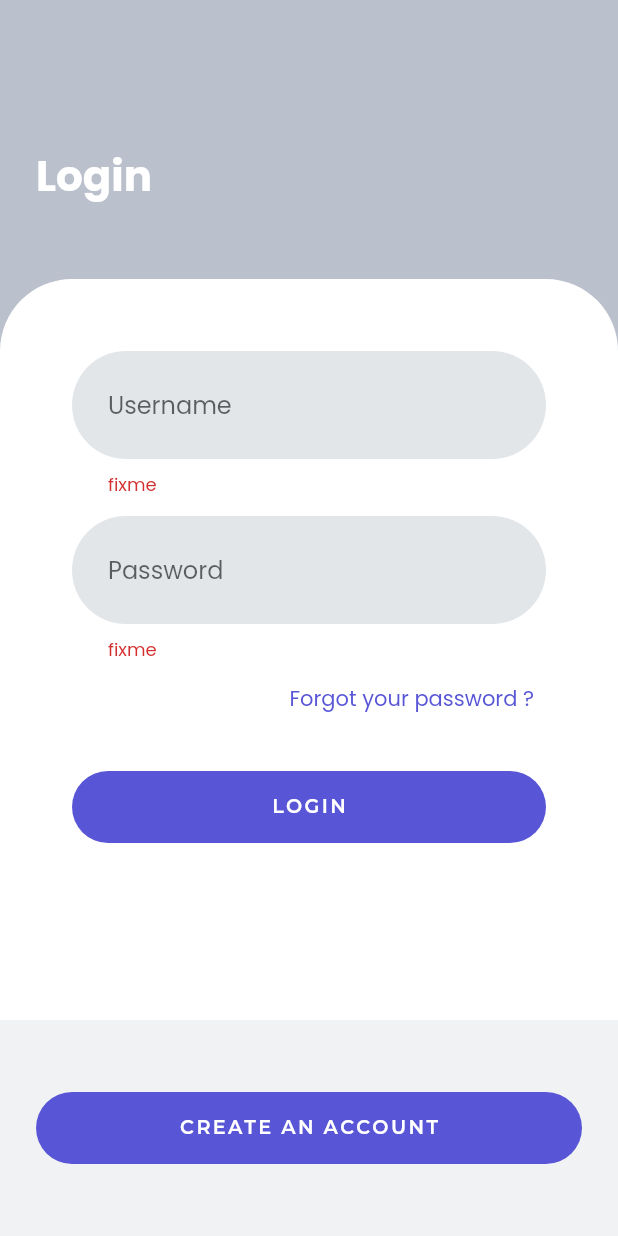
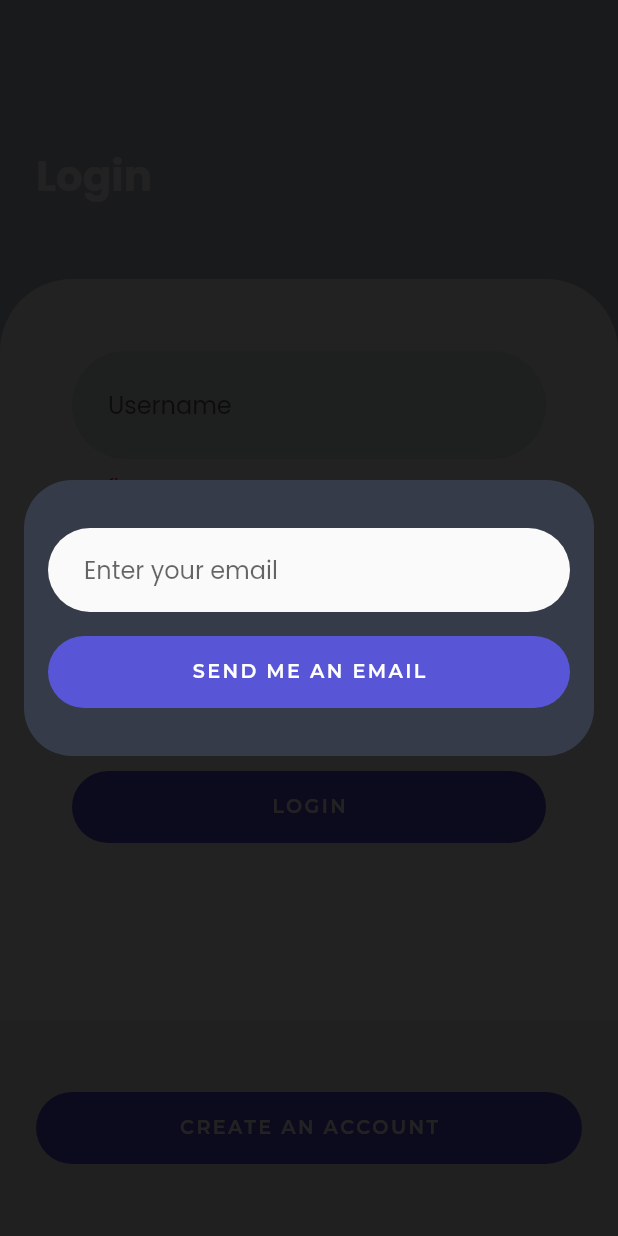
Before and after one commit to PaxTiz/flutter_planets, a Flutter app: the screen it shows after launch, after a tap on "Forgot your password ?", on a phone screen of 412 x 824 dp. Run offline on Flutter 3.47's test engine with Material 2 defaults, Android fonts, the phone set to English and light mode, and no system bars; our stand-ins replace dio, hive, hive_flutter; accounts and stored records are empty; project files that could hold a hidden picture were left out.

Commit message:
Start working on reset password form

```diff
--- /dev/null
+++ b/lib/components/auth/forgot_password_dialog.dart
@@ -0,0 +1,91 @@
+import 'package:flutter/material.dart';
+import 'package:provider/provider.dart';
+
+import '../../config/config.dart';
+import '../../core/stores/auth_store.dart';
+import '../custom_button.dart';
+
+class ForgotPasswordDialog extends StatelessWidget {
+  final _formKey = GlobalKey<FormState>();
+  final _emailController = TextEditingController();
+
+  void _sendResetCodeTo(BuildContext context) {
+    if (_formKey.currentState!.validate()) {
+      context.read<AuthStore>().sendResetCodeTo(_emailController.text);
+    }
+  }
+
+  void _verifyResetCode(BuildContext context, String code) async {
+    if (await context.read<AuthStore>().verifyResetCode(code)) {
+      // Show reset password form
+    } else {
+      // Show error message
+    }
+  }
+
+  void _resetPassword(BuildContext context) async {
+    if (await context.read<AuthStore>().resetPassword('')) {
+      // Show success message and ask for login
+    } else {
+      // Show error message
+    }
+  }
+
+  @override
+  Widget build(BuildContext context) {
+    final _spacing = kSpacing(2);
+    return Center(
+      child: Container(
+        width: double.infinity,
+        padding:
+            EdgeInsets.symmetric(horizontal: _spacing, vertical: _spacing * 2),
+        margin: EdgeInsets.all(_spacing),
+        decoration: BoxDecoration(
+          color: Theme.of(context).cardTheme.color,
+          borderRadius: BorderRadius.circular(_spacing * 2),
+        ),
+        child: Form(
+          key: _formKey,
+          child: Column(
+            mainAxisSize: MainAxisSize.min,
+            crossAxisAlignment: CrossAxisAlignment.start,
+            children: [
+              Material(
+                borderRadius: BorderRadius.circular(_spacing * 2),
+                child: TextFormField(
+                  controller: _emailController,
+                  keyboardType: TextInputType.emailAddress,
+                  validator: (value) =>
+                      (value == null || value.isEmpty || !value.contains('@'))
+                          ? 'Please enter a valid email address\n'
+                          : null,
+                  decoration: InputDecoration(
+                    filled: false,
+                    fillColor: CustomColors.lightGray.withOpacity(.2),
+                    hintText: 'Enter your email',
+                    errorMaxLines: 2,
+                    contentPadding: EdgeInsets.symmetric(
+                      vertical: _spacing,
+                      horizontal: _spacing * 1.5,
+                    ),
+                    border: UnderlineInputBorder(
+                      borderSide: BorderSide.none,
+                      borderRadius: BorderRadius.circular(_spacing * 2),
+                    ),
+                  ),
+                ),
+              ),
+              SizedBox(height: _spacing),
+              CustomButton(
+                onClick: () => _sendResetCodeTo(context),
+                text: 'Send me an email',
+                full: true,
+                padding: EdgeInsets.symmetric(vertical: 16, horizontal: 0),
+              ),
+            ],
+          ),
+        ),
+      ),
+    );
+  }
+}
--- a/lib/components/auth/login_form.dart
+++ b/lib/components/auth/login_form.dart
@@ -4,6 +4,7 @@ import 'package:provider/provider.dart';
 import '../../config/constants.dart';
 import '../../core/stores/auth_store.dart';
 import '../custom_button.dart';
+import 'forgot_password_dialog.dart';
 
 class LoginForm extends StatelessWidget {
   final double spacing;
@@ -22,6 +23,14 @@ class LoginForm extends StatelessWidget {
         Constants.navigatorKey.currentState?.pushNamed('/');
       }
     }
+  }
+
+  void _showForgotPasswordModal(BuildContext context) {
+    showDialog(
+      context: context,
+      builder: (ctx) => ForgotPasswordDialog(),
+      barrierColor: Colors.black87,
+    );
   }
 
   @override
@@ -69,7 +78,7 @@ class LoginForm extends StatelessWidget {
           Align(
             alignment: Alignment.centerRight,
             child: TextButton(
-              onPressed: () {},
+              onPressed: () => _showForgotPasswordModal(context),
               child: Text(
                 'Forgot your password ?',
                 style: TextStyle(color: CustomColors.buttonColor),
--- a/lib/config/constants.dart
+++ b/lib/config/constants.dart
@@ -13,6 +13,7 @@ abstract class CustomColors {
   static final lightBlue = Color.fromARGB(255, 72, 219, 251);
 
   static final darkBlue = Color.fromARGB(255, 34, 47, 62);
+  static final extraDarkBlue = Color.fromARGB(75, 25, 42, 86);
 
   static final buttonColor = CupertinoColors.systemIndigo;
 }
--- a/lib/config/theme.dart
+++ b/lib/config/theme.dart
@@ -28,7 +28,7 @@ final darkTheme = ThemeData(
   fontFamily: 'Poppins',
   primarySwatch: Colors.blue,
   primaryColor: Colors.white,
-  scaffoldBackgroundColor: Color.fromARGB(75, 25, 42, 86),
+  scaffoldBackgroundColor: CustomColors.extraDarkBlue,
   inputDecorationTheme: InputDecorationTheme(
     fillColor: Color.fromARGB(255, 53, 59, 72),
   ),
--- a/lib/core/stores/auth_store.dart
+++ b/lib/core/stores/auth_store.dart
@@ -27,4 +27,14 @@ class AuthStore extends BaseStore {
       return false;
     }).whenComplete(() => notifyListeners());
   }
+
+  Future<void> sendResetCodeTo(String email) async {}
+
+  Future<bool> verifyResetCode(String code) async {
+    return false;
+  }
+
+  Future<bool> resetPassword(String password) async {
+    return false;
+  }
 }
```
Also changed, not shown: 2 other files.
